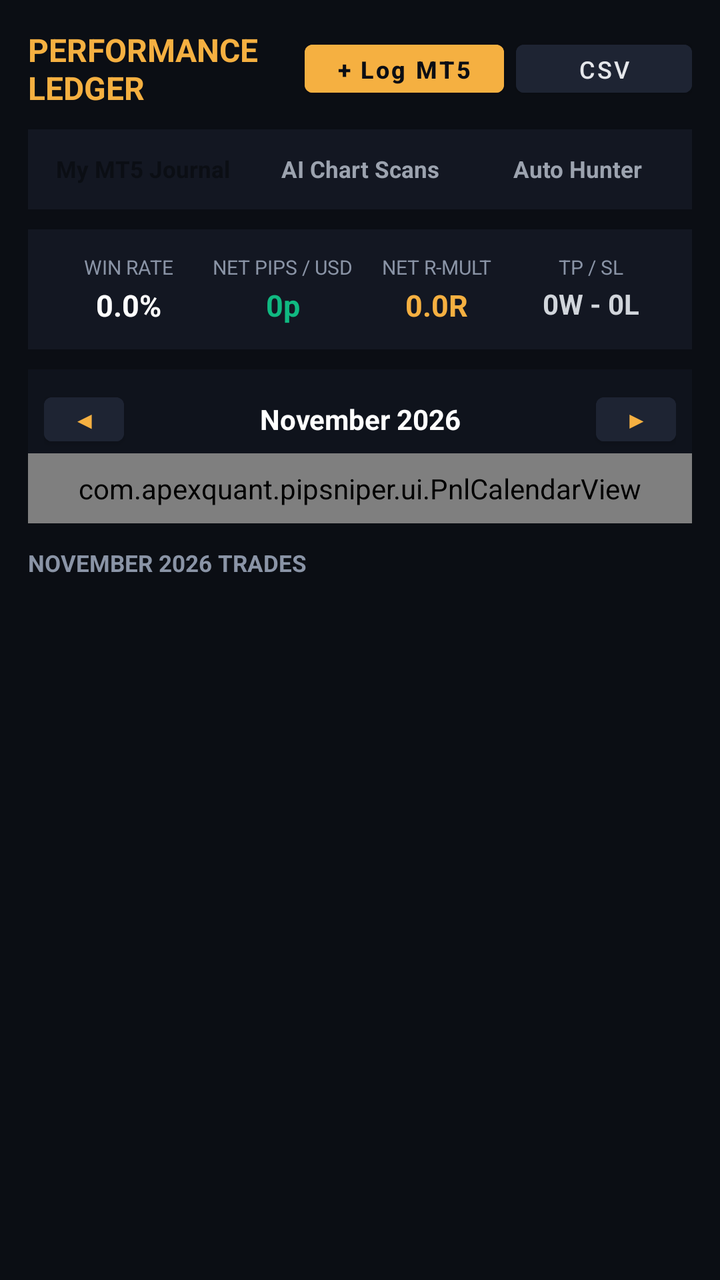
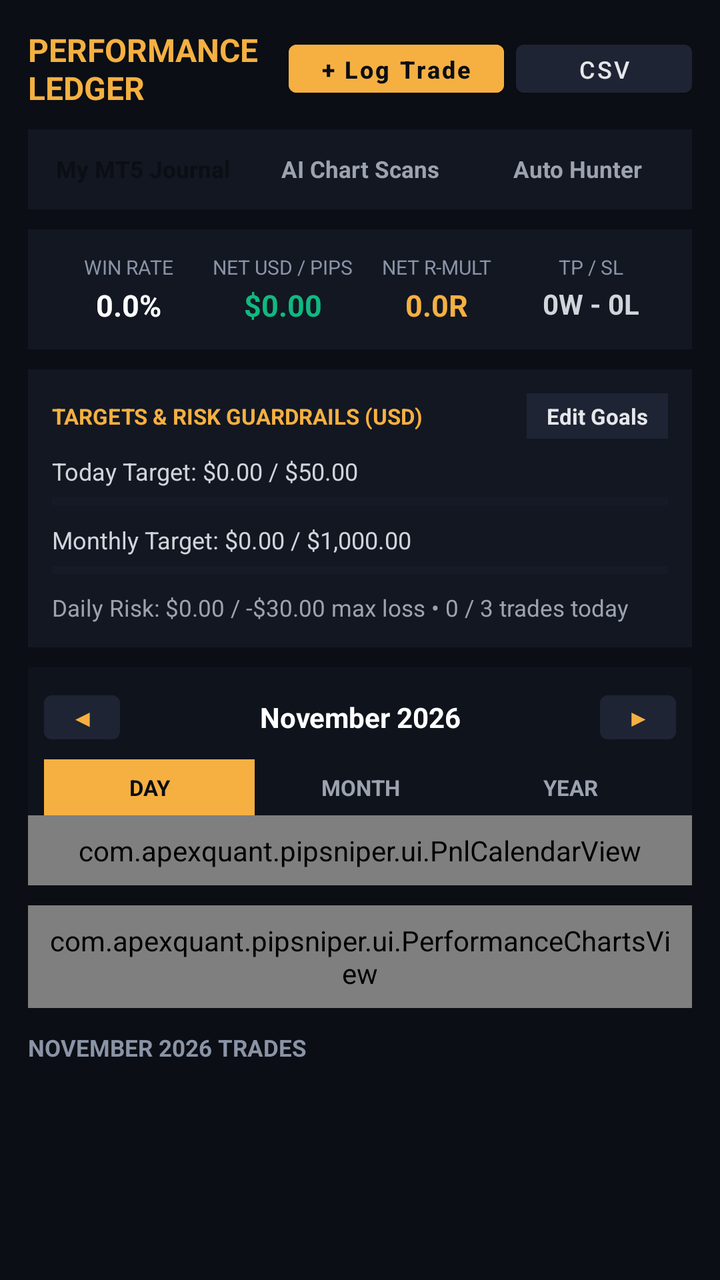

Two renders of the same Android screen: before a commit and after it. Below are the layout's source before the change and the commit's diff.
<!-- AndroidManifest.xml: application theme Theme.MaterialComponents.DayNight.NoActionBar -->
<!-- res/layout/fragment_history.xml -->
<?xml version="1.0" encoding="utf-8"?>
<androidx.core.widget.NestedScrollView xmlns:android="http://schemas.android.com/apk/res/android"
    android:layout_width="match_parent"
    android:layout_height="match_parent"
    android:background="#0B0E14"
    android:fillViewport="true">

    <LinearLayout
        android:layout_width="match_parent"
        android:layout_height="wrap_content"
        android:orientation="vertical"
        android:padding="14dp">

        
        <LinearLayout
            android:layout_width="match_parent"
            android:layout_height="wrap_content"
            android:gravity="center_vertical"
            android:orientation="horizontal"
            android:paddingBottom="10dp">

            <TextView
                android:layout_width="0dp"
                android:layout_height="wrap_content"
                android:layout_weight="1"
                android:text="PERFORMANCE LEDGER"
                android:textColor="#F5B041"
                android:textSize="16sp"
                android:textStyle="bold" />

            <Button
                android:id="@+id/btnLogManualTrade"
                android:layout_width="wrap_content"
                android:layout_height="36dp"
                android:layout_marginEnd="6dp"
                android:backgroundTint="#F5B041"
                android:text="+ Log MT5"
                android:textAllCaps="false"
                android:textColor="#0B0E14"
                android:textSize="12sp"
                android:textStyle="bold" />

            <Button
                android:id="@+id/btnExportCsv"
                android:layout_width="wrap_content"
                android:layout_height="36dp"
                android:backgroundTint="#1E2433"
                android:text="CSV"
                android:textAllCaps="false"
                android:textColor="#E5E7EB"
                android:textSize="12sp" />
        </LinearLayout>

        
        <LinearLayout
            android:layout_width="match_parent"
            android:layout_height="40dp"
            android:background="#131722"
            android:orientation="horizontal"
            android:padding="3dp">

            <TextView
                android:id="@+id/tabLedgerManual"
                android:layout_width="0dp"
                android:layout_height="match_parent"
                android:layout_weight="1"
                android:gravity="center"
                android:text="My MT5 Journal"
                android:textColor="#0B0E14"
                android:textSize="11.5sp"
                android:textStyle="bold" />

            <TextView
                android:id="@+id/tabLedgerScan"
                android:layout_width="0dp"
                android:layout_height="match_parent"
                android:layout_weight="1"
                android:gravity="center"
                android:text="AI Chart Scans"
                android:textColor="#9CA3AF"
                android:textSize="11.5sp"
                android:textStyle="bold" />

            <TextView
                android:id="@+id/tabLedgerBot"
                android:layout_width="0dp"
                android:layout_height="match_parent"
                android:layout_weight="1"
                android:gravity="center"
                android:text="Auto Hunter"
                android:textColor="#9CA3AF"
                android:textSize="11.5sp"
                android:textStyle="bold" />
        </LinearLayout>

        
        <LinearLayout
            android:layout_width="match_parent"
            android:layout_height="wrap_content"
            android:layout_marginTop="10dp"
            android:background="#131722"
            android:orientation="horizontal"
            android:padding="12dp">

            <LinearLayout
                android:layout_width="0dp"
                android:layout_height="wrap_content"
                android:layout_weight="1"
                android:gravity="center"
                android:orientation="vertical">
                <TextView
                    android:layout_width="wrap_content"
                    android:layout_height="wrap_content"
                    android:text="WIN RATE"
                    android:textColor="#8A94A6"
                    android:textSize="10sp" />
                <TextView
                    android:id="@+id/tvKpiWinRate"
                    android:layout_width="wrap_content"
                    android:layout_height="wrap_content"
                    android:layout_marginTop="2dp"
                    android:text="0.0%"
                    android:textColor="#FFFFFF"
                    android:textSize="15sp"
                    android:textStyle="bold" />
            </LinearLayout>

            <LinearLayout
                android:layout_width="0dp"
                android:layout_height="wrap_content"
                android:layout_weight="1"
                android:gravity="center"
                android:orientation="vertical">
                <TextView
                    android:layout_width="wrap_content"
                    android:layout_height="wrap_content"
                    android:text="NET PIPS / USD"
                    android:textColor="#8A94A6"
                    android:textSize="10sp" />
                <TextView
                    android:id="@+id/tvKpiNetPnl"
                    android:layout_width="wrap_content"
                    android:layout_height="wrap_content"
                    android:layout_marginTop="2dp"
                    android:text="0p"
                    android:textColor="#10B981"
                    android:textSize="15sp"
                    android:textStyle="bold" />
            </LinearLayout>

            <LinearLayout
                android:layout_width="0dp"
                android:layout_height="wrap_content"
                android:layout_weight="1"
                android:gravity="center"
                android:orientation="vertical">
                <TextView
                    android:layout_width="wrap_content"
                    android:layout_height="wrap_content"
                    android:text="NET R-MULT"
                    android:textColor="#8A94A6"
                    android:textSize="10sp" />
                <TextView
                    android:id="@+id/tvKpiNetR"
                    android:layout_width="wrap_content"
                    android:layout_height="wrap_content"
                    android:layout_marginTop="2dp"
                    android:text="0.0R"
                    android:textColor="#F5B041"
                    android:textSize="15sp"
                    android:textStyle="bold" />
            </LinearLayout>

            <LinearLayout
                android:layout_width="0dp"
                android:layout_height="wrap_content"
                android:layout_weight="1"
                android:gravity="center"
                android:orientation="vertical">
                <TextView
                    android:layout_width="wrap_content"
                    android:layout_height="wrap_content"
                    android:text="TP / SL"
                    android:textColor="#8A94A6"
                    android:textSize="10sp" />
                <TextView
                    android:id="@+id/tvKpiRecord"
                    android:layout_width="wrap_content"
                    android:layout_height="wrap_content"
                    android:layout_marginTop="2dp"
                    android:text="0W - 0L"
                    android:textColor="#D1D5DB"
                    android:textSize="14sp"
                    android:textStyle="bold" />
            </LinearLayout>
        </LinearLayout>

        
        <LinearLayout
            android:layout_width="match_parent"
            android:layout_height="wrap_content"
            android:layout_marginTop="10dp"
            android:background="#0F131C"
            android:gravity="center_vertical"
            android:orientation="horizontal"
            android:paddingHorizontal="8dp"
            android:paddingTop="8dp">

            <Button
                android:id="@+id/btnPrevMonth"
                android:layout_width="40dp"
                android:layout_height="34dp"
                android:backgroundTint="#1E2433"
                android:padding="0dp"
                android:text="◀"
                android:textColor="#F5B041"
                android:textSize="12sp" />

            <TextView
                android:id="@+id/tvCalendarMonthTitle"
                android:layout_width="0dp"
                android:layout_height="wrap_content"
                android:layout_weight="1"
                android:gravity="center"
                android:text="November 2026"
                android:textColor="#FFFFFF"
                android:textSize="14sp"
                android:textStyle="bold" />

            <Button
                android:id="@+id/btnNextMonth"
                android:layout_width="40dp"
                android:layout_height="34dp"
                android:backgroundTint="#1E2433"
                android:padding="0dp"
                android:text="▶"
                android:textColor="#F5B041"
                android:textSize="12sp" />
        </LinearLayout>

        
        <com.apexquant.pipsniper.ui.PnlCalendarView
            android:id="@+id/pnlCalendarView"
            android:layout_width="match_parent"
            android:layout_height="wrap_content"
            android:background="#0F131C"
            android:padding="8dp" />

        
        <LinearLayout
            android:layout_width="match_parent"
            android:layout_height="wrap_content"
            android:layout_marginTop="12dp"
            android:gravity="center_vertical"
            android:orientation="horizontal">

            <TextView
                android:id="@+id/tvTradeListHeader"
                android:layout_width="0dp"
                android:layout_height="wrap_content"
                android:layout_weight="1"
                android:text="NOVEMBER 2026 TRADES"
                android:textColor="#8A94A6"
                android:textSize="11.5sp"
                android:textStyle="bold" />

            <TextView
                android:id="@+id/tvClearDayFilter"
                android:layout_width="wrap_content"
                android:layout_height="wrap_content"
                android:text="Show Full Month"
                android:textColor="#F5B041"
                android:textSize="11.5sp"
                android:textStyle="bold"
                android:visibility="gone" />
        </LinearLayout>

        
        <LinearLayout
            android:id="@+id/tradeCardsContainer"
            android:layout_width="match_parent"
            android:layout_height="wrap_content"
            android:layout_marginTop="8dp"
            android:orientation="vertical" />

    </LinearLayout>
</androidx.core.widget.NestedScrollView>
<!-- resources referenced by this layout -->
<resources>

</resources>

<!-- the commit's change to res/layout/fragment_history.xml (unified diff, before → after) -->
@@ -34,7 +34,7 @@
                 android:layout_height="36dp"
                 android:layout_marginEnd="6dp"
                 android:backgroundTint="#F5B041"
-                android:text="+ Log MT5"
+                android:text="+ Log Trade"
                 android:textAllCaps="false"
                 android:textColor="#0B0E14"
                 android:textSize="12sp"
@@ -134,7 +134,7 @@
                 <TextView
                     android:layout_width="wrap_content"
                     android:layout_height="wrap_content"
-                    android:text="NET PIPS / USD"
+                    android:text="NET USD / PIPS"
                     android:textColor="#8A94A6"
                     android:textSize="10sp" />
                 <TextView
@@ -142,7 +142,7 @@
                     android:layout_width="wrap_content"
                     android:layout_height="wrap_content"
                     android:layout_marginTop="2dp"
-                    android:text="0p"
+                    android:text="$0.00"
                     android:textColor="#10B981"
                     android:textSize="15sp"
                     android:textStyle="bold" />
@@ -193,6 +193,94 @@
                     android:textSize="14sp"
                     android:textStyle="bold" />
             </LinearLayout>
+        </LinearLayout>
+
+        
+        <LinearLayout
+            android:id="@+id/goalsCardContainer"
+            android:layout_width="match_parent"
+            android:layout_height="wrap_content"
+            android:layout_marginTop="10dp"
+            android:background="#131722"
+            android:orientation="vertical"
+            android:padding="12dp">
+
+            <LinearLayout
+                android:layout_width="match_parent"
+                android:layout_height="wrap_content"
+                android:gravity="center_vertical"
+                android:orientation="horizontal">
+
+                <TextView
+                    android:layout_width="0dp"
+                    android:layout_height="wrap_content"
+                    android:layout_weight="1"
+                    android:text="TARGETS &amp; RISK GUARDRAILS (USD)"
+                    android:textColor="#F5B041"
+                    android:textSize="11sp"
+                    android:textStyle="bold" />
+
+                <TextView
+                    android:id="@+id/btnEditGoals"
+                    android:layout_width="wrap_content"
+                    android:layout_height="wrap_content"
+                    android:background="#1E2433"
+                    android:paddingHorizontal="10dp"
+                    android:paddingVertical="4dp"
+                    android:text="Edit Goals"
+                    android:textColor="#E5E7EB"
+                    android:textSize="11sp"
+                    android:textStyle="bold" />
+            </LinearLayout>
+
+            <TextView
+                android:id="@+id/tvDailyTargetStatus"
+                android:layout_width="match_parent"
+                android:layout_height="wrap_content"
+                android:layout_marginTop="8dp"
+                android:text="Today Target: $0.00 / $50.00"
+                android:textColor="#D1D5DB"
+                android:textSize="12sp" />
+
+            <ProgressBar
+                android:id="@+id/pbDailyTarget"
+                style="?android:attr/progressBarStyleHorizontal"
+                android:layout_width="match_parent"
+                android:layout_height="6dp"
+                android:layout_marginTop="4dp"
+                android:max="100"
+                android:progress="0"
+                android:progressBackgroundTint="#1E2433"
+                android:progressTint="#10B981" />
+
+            <TextView
+                android:id="@+id/tvMonthlyTargetStatus"
+                android:layout_width="match_parent"
+                android:layout_height="wrap_content"
+                android:layout_marginTop="8dp"
+                android:text="Monthly Target: $0.00 / $1,000.00"
+                android:textColor="#D1D5DB"
+                android:textSize="12sp" />
+
+            <ProgressBar
+                android:id="@+id/pbMonthlyTarget"
+                style="?android:attr/progressBarStyleHorizontal"
+                android:layout_width="match_parent"
+                android:layout_height="6dp"
+                android:layout_marginTop="4dp"
+                android:max="100"
+                android:progress="0"
+                android:progressBackgroundTint="#1E2433"
+                android:progressTint="#F5B041" />
+
+            <TextView
+                android:id="@+id/tvGuardrailWarning"
+                android:layout_width="match_parent"
+                android:layout_height="wrap_content"
+                android:layout_marginTop="8dp"
+                android:text="Daily Risk: $0.00 / -$30.00 max loss • 0 / 3 trades today"
+                android:textColor="#9CA3AF"
+                android:textSize="11.5sp" />
         </LinearLayout>
 
         
@@ -208,7 +296,7 @@
 
             <Button
                 android:id="@+id/btnPrevMonth"
-                android:layout_width="40dp"
+                android:layout_width="38dp"
                 android:layout_height="34dp"
                 android:backgroundTint="#1E2433"
                 android:padding="0dp"
@@ -229,7 +317,7 @@
 
             <Button
                 android:id="@+id/btnNextMonth"
-                android:layout_width="40dp"
+                android:layout_width="38dp"
                 android:layout_height="34dp"
                 android:backgroundTint="#1E2433"
                 android:padding="0dp"
@@ -239,10 +327,63 @@
         </LinearLayout>
 
         
+        <LinearLayout
+            android:layout_width="match_parent"
+            android:layout_height="32dp"
+            android:background="#0F131C"
+            android:orientation="horizontal"
+            android:paddingHorizontal="8dp"
+            android:paddingTop="4dp">
+
+            <TextView
+                android:id="@+id/btnScaleDay"
+                android:layout_width="0dp"
+                android:layout_height="match_parent"
+                android:layout_weight="1"
+                android:background="#F5B041"
+                android:gravity="center"
+                android:text="DAY"
+                android:textColor="#0B0E14"
+                android:textSize="11sp"
+                android:textStyle="bold" />
+
+            <TextView
+                android:id="@+id/btnScaleMonth"
+                android:layout_width="0dp"
+                android:layout_height="match_parent"
+                android:layout_weight="1"
+                android:gravity="center"
+                android:text="MONTH"
+                android:textColor="#9CA3AF"
+                android:textSize="11sp"
+                android:textStyle="bold" />
+
+            <TextView
+                android:id="@+id/btnScaleYear"
+                android:layout_width="0dp"
+                android:layout_height="match_parent"
+                android:layout_weight="1"
+                android:gravity="center"
+                android:text="YEAR"
+                android:textColor="#9CA3AF"
+                android:textSize="11sp"
+                android:textStyle="bold" />
+        </LinearLayout>
+
+        
         <com.apexquant.pipsniper.ui.PnlCalendarView
             android:id="@+id/pnlCalendarView"
             android:layout_width="match_parent"
             android:layout_height="wrap_content"
+            android:background="#0F131C"
+            android:padding="8dp" />
+
+        
+        <com.apexquant.pipsniper.ui.PerformanceChartsView
+            android:id="@+id/performanceChartsView"
+            android:layout_width="match_parent"
+            android:layout_height="wrap_content"
+            android:layout_marginTop="10dp"
             android:background="#0F131C"
             android:padding="8dp" />
 
